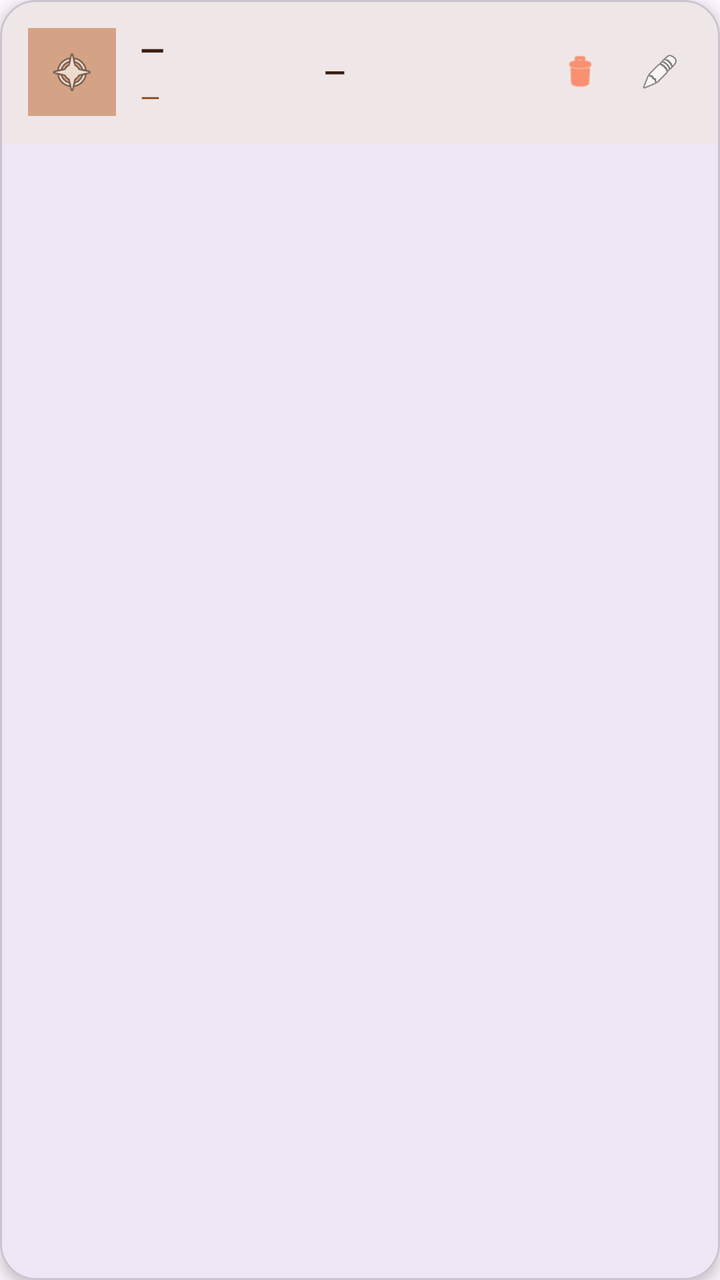
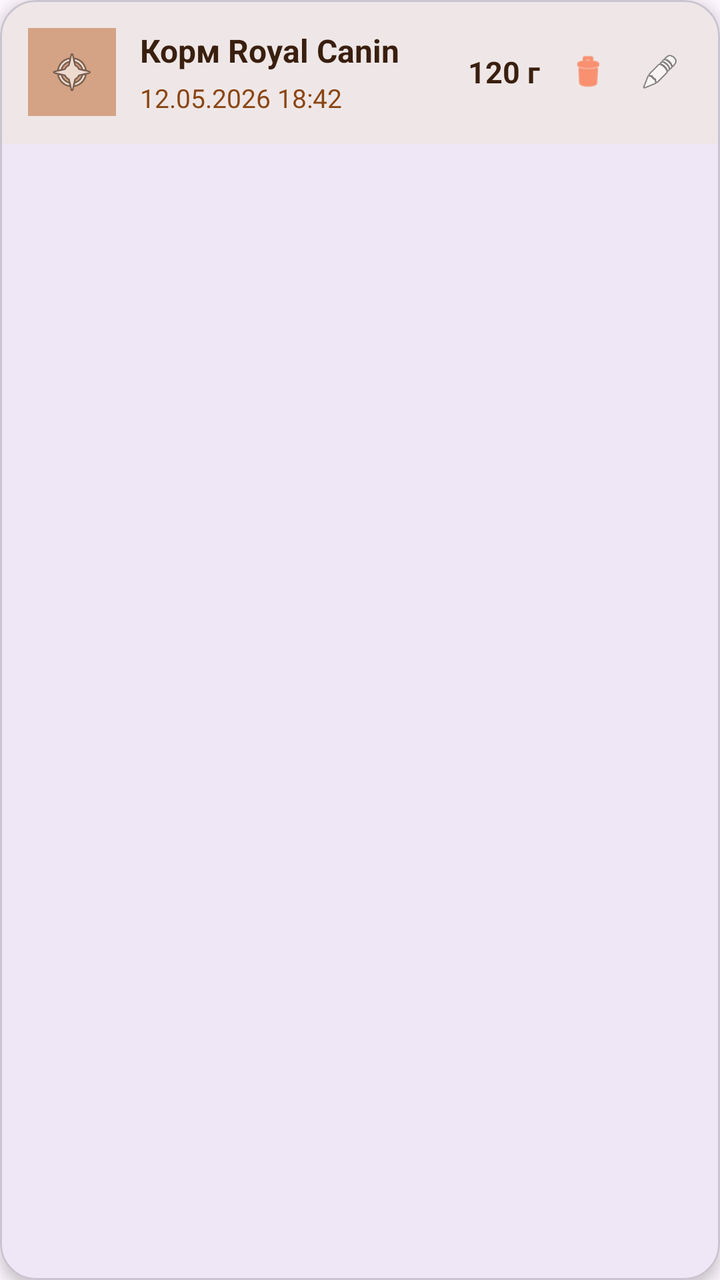

Two renders of the same Android screen: before a commit and after it. Below are the layout's source before the change and the commit's diff.
<!-- AndroidManifest.xml: application theme Theme.MyPet -->
<!-- res/layout/item_meal.xml -->
<?xml version="1.0" encoding="utf-8"?>
<com.google.android.material.card.MaterialCardView
    xmlns:android="http://schemas.android.com/apk/res/android"
    xmlns:app="http://schemas.android.com/apk/res-auto"
    android:layout_width="match_parent"
    android:layout_height="wrap_content"
    android:layout_margin="8dp"
    app:cardCornerRadius="18dp"
    app:cardElevation="4dp">

    <LinearLayout
        android:layout_width="match_parent"
        android:layout_height="wrap_content"
        android:background="#EFE7E7"
        android:orientation="horizontal"
        android:padding="14dp">

        <ImageView
            android:id="@+id/ivType"
            android:layout_width="44dp"
            android:layout_height="44dp"
            android:layout_marginEnd="12dp"
            android:background="#D4A284"
            android:contentDescription="Тип записи"
            android:padding="10dp"
            android:src="@android:drawable/ic_menu_compass" />

        <LinearLayout
            android:layout_width="0dp"
            android:layout_height="wrap_content"
            android:layout_weight="1"
            android:orientation="vertical">

            
            <TextView
                android:id="@+id/tvMealTitle"
                android:layout_width="match_parent"
                android:layout_height="wrap_content"
                android:text="—"
                android:textColor="#3A1F0F"
                android:textSize="16sp"
                android:textStyle="bold" />

            <TextView
                android:id="@+id/tvMealSubtitle"
                android:layout_width="match_parent"
                android:layout_height="wrap_content"
                android:layout_marginTop="4dp"
                android:text="—"
                android:textColor="#8B4513"
                android:textSize="13sp" />
        </LinearLayout>

        <TextView
            android:id="@+id/tvMealAmount"
            android:layout_width="wrap_content"
            android:layout_height="wrap_content"
            android:layout_gravity="center_vertical"
            android:text="—"
            android:textColor="#3A1F0F"
            android:textSize="14sp"
            android:textStyle="bold" />

        <View
            android:layout_width="1dp"
            android:layout_height="1dp"
            android:layout_weight="1" />

        <ImageView
            android:id="@+id/ivDelete"
            android:layout_width="32dp"
            android:layout_height="32dp"
            android:layout_gravity="center_vertical"
            android:layout_marginStart="8dp"
            android:background="?attr/selectableItemBackgroundBorderless"
            android:contentDescription="Удалить"
            android:tint="#FF5722"
            android:padding="6dp"
            android:src="@android:drawable/ic_menu_delete" />

        <ImageView
            android:id="@+id/ivEdit"
            android:layout_width="32dp"
            android:layout_height="32dp"
            android:layout_gravity="center_vertical"
            android:layout_marginStart="8dp"
            android:background="?attr/selectableItemBackgroundBorderless"
            android:contentDescription="Редактировать"
            android:padding="6dp"
            android:src="@android:drawable/ic_menu_edit" />
    </LinearLayout>
</com.google.android.material.card.MaterialCardView>
<!-- resources referenced by this layout -->
<resources>
  <style name="Theme.MyPet" parent="Base.Theme.MyPet" />
  <style name="Base.Theme.MyPet" parent="Theme.Material3.DayNight.NoActionBar">
          
          
      </style>
</resources>

<!-- the commit's change to res/layout/item_meal.xml (unified diff, before → after) -->
@@ -4,7 +4,8 @@
     xmlns:app="http://schemas.android.com/apk/res-auto"
     android:layout_width="match_parent"
     android:layout_height="wrap_content"
-    android:layout_margin="8dp"
+    android:layout_marginHorizontal="8dp"
+    android:layout_marginVertical="6dp"
     app:cardCornerRadius="18dp"
     app:cardElevation="4dp">
 
@@ -12,8 +13,11 @@
         android:layout_width="match_parent"
         android:layout_height="wrap_content"
         android:background="#EFE7E7"
+        android:gravity="center_vertical"
         android:orientation="horizontal"
         android:padding="14dp">
+
+        
 
         <ImageView
             android:id="@+id/ivType"
@@ -25,68 +29,75 @@
             android:padding="10dp"
             android:src="@android:drawable/ic_menu_compass" />
 
+        
+
         <LinearLayout
             android:layout_width="0dp"
             android:layout_height="wrap_content"
             android:layout_weight="1"
             android:orientation="vertical">
 
-            
             <TextView
                 android:id="@+id/tvMealTitle"
-                android:layout_width="match_parent"
+                android:layout_width="wrap_content"
                 android:layout_height="wrap_content"
-                android:text="—"
+                android:maxLines="1"
+                android:ellipsize="end"
+                android:text="Корм Royal Canin"
                 android:textColor="#3A1F0F"
                 android:textSize="16sp"
                 android:textStyle="bold" />
 
             <TextView
                 android:id="@+id/tvMealSubtitle"
-                android:layout_width="match_parent"
+                android:layout_width="wrap_content"
                 android:layout_height="wrap_content"
                 android:layout_marginTop="4dp"
-                android:text="—"
+                android:maxLines="1"
+                android:ellipsize="end"
+                android:text="12.05.2026 18:42"
                 android:textColor="#8B4513"
                 android:textSize="13sp" />
+
         </LinearLayout>
+
+        
 
         <TextView
             android:id="@+id/tvMealAmount"
             android:layout_width="wrap_content"
             android:layout_height="wrap_content"
-            android:layout_gravity="center_vertical"
-            android:text="—"
+            android:layout_marginStart="10dp"
+            android:text="120 г"
             android:textColor="#3A1F0F"
-            android:textSize="14sp"
+            android:textSize="15sp"
             android:textStyle="bold" />
 
-        <View
-            android:layout_width="1dp"
-            android:layout_height="1dp"
-            android:layout_weight="1" />
+        
 
         <ImageView
             android:id="@+id/ivDelete"
             android:layout_width="32dp"
             android:layout_height="32dp"
-            android:layout_gravity="center_vertical"
             android:layout_marginStart="8dp"
             android:background="?attr/selectableItemBackgroundBorderless"
             android:contentDescription="Удалить"
-            android:tint="#FF5722"
             android:padding="6dp"
-            android:src="@android:drawable/ic_menu_delete" />
+            android:src="@android:drawable/ic_menu_delete"
+            android:tint="#FF5722" />
+
+        
 
         <ImageView
             android:id="@+id/ivEdit"
             android:layout_width="32dp"
             android:layout_height="32dp"
-            android:layout_gravity="center_vertical"
-            android:layout_marginStart="8dp"
+            android:layout_marginStart="4dp"
             android:background="?attr/selectableItemBackgroundBorderless"
             android:contentDescription="Редактировать"
             android:padding="6dp"
             android:src="@android:drawable/ic_menu_edit" />
+
     </LinearLayout>
+
 </com.google.android.material.card.MaterialCardView>
